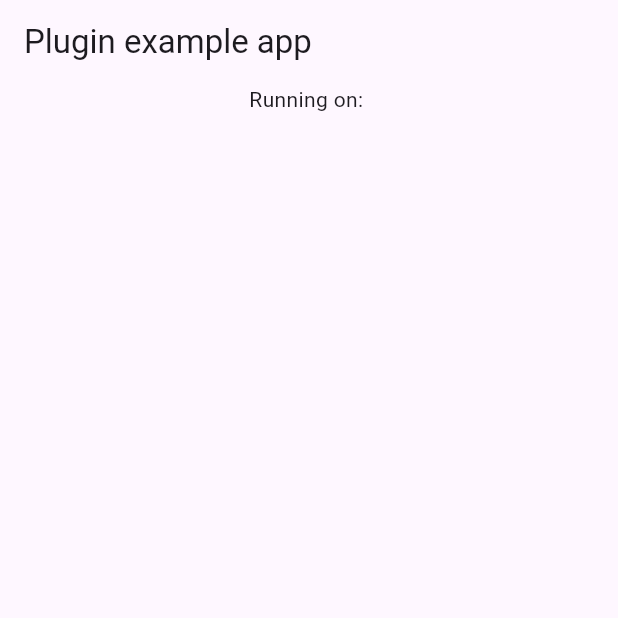
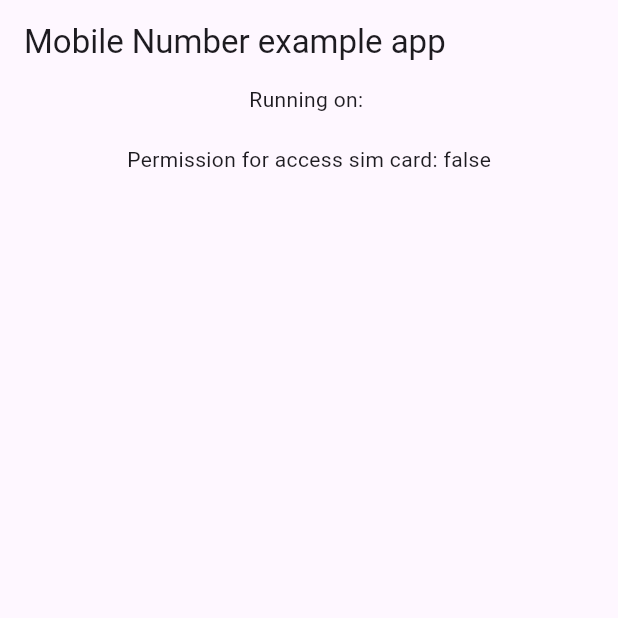
Before and after one commit to amorenew/Flutter-Mobile-Number-Plugin, a Flutter app: the screen it shows after launch, on a phone screen of 412 x 824 dp, the top half of it. Run offline on Flutter 3.47's test engine with Material 3 defaults, Android fonts, the light colour scheme and no system bars.

```diff
--- a/example/lib/main.dart
+++ b/example/lib/main.dart
@@ -13,6 +13,7 @@ class MyApp extends StatefulWidget {
 
 class _MyAppState extends State<MyApp> {
   String _mobileNumber = '';
+  bool _isPermissionGranted = false;
   List<SimCard> _simCard = <SimCard>[];
 
   @override
@@ -20,6 +21,7 @@ class _MyAppState extends State<MyApp> {
     super.initState();
     MobileNumber.listenPhonePermission((isPermissionGranted) {
       if (isPermissionGranted) {
+        _isPermissionGranted = isPermissionGranted;
         initMobileNumberState();
       } else {}
     });
@@ -32,6 +34,8 @@ class _MyAppState extends State<MyApp> {
     if (!await MobileNumber.hasPhonePermission) {
       await MobileNumber.requestPhonePermission;
       return;
+    }else{
+      _isPermissionGranted = true;
     }
     // Platform messages may fail, so we use a try/catch PlatformException.
     try {
@@ -62,12 +66,13 @@ class _MyAppState extends State<MyApp> {
     return MaterialApp(
       home: Scaffold(
         appBar: AppBar(
-          title: const Text('Plugin example app'),
+          title: const Text('Mobile Number example app'),
         ),
         body: Center(
           child: Column(
             children: <Widget>[
               Text('Running on: $_mobileNumber\n'),
+              Text('Permission for access sim card: $_isPermissionGranted\n'),
               fillCards()
             ],
           ),
```
Also changed, not shown: 2 other files.
